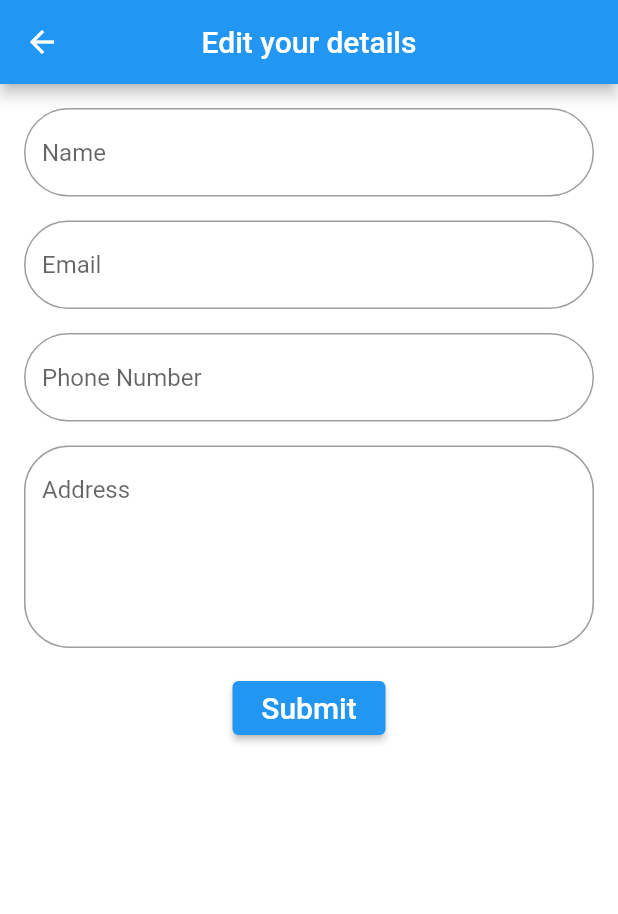
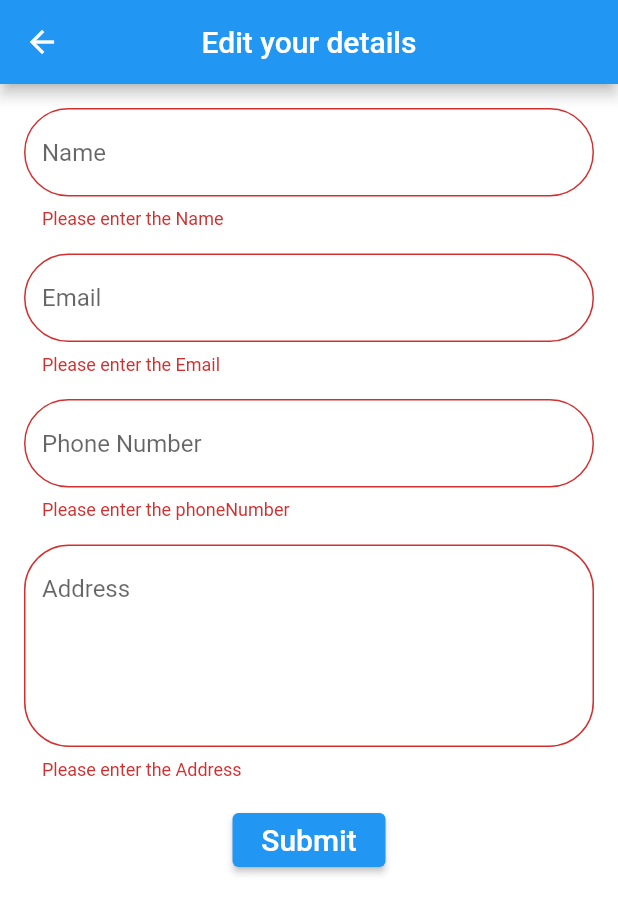
Before and after one commit to JainamShah123/Evier-shopping-app, a Flutter app: the UserDetailEdit screen opened by its route, after a tap on "Submit", on a phone screen of 412 x 824 dp. Shown: the top 914 px of the screen. Run offline on Flutter 3.47's test engine with Material 2 defaults, Android fonts, the phone set to English and light mode, and no system bars; our stand-ins replace cloud_firestore, firebase_auth, firebase_core, firebase_storage, font_awesome_flutter, image_picker; accounts and stored records are empty.

Commit message:
now user can update their account details

```diff
--- a/lib/screens/seller_product_screen.dart
+++ b/lib/screens/seller_product_screen.dart
@@ -65,7 +65,7 @@ class SellerProductScreen extends StatelessWidget {
                           price: productSnapshot[index]["price"],
                           description: productSnapshot[index]["description"],
                         );
-                      return Container();
+                      return SizedBox.shrink();
                     });
               }
               return Container();
--- a/lib/screens/user_detail_edit.dart
+++ b/lib/screens/user_detail_edit.dart
@@ -9,17 +9,21 @@ class UserDetailEdit extends StatefulWidget {
 }
 
 class _UserDetailEditState extends State<UserDetailEdit> {
+  String? name, email, address, phoneNumber;
+
   @override
   Widget build(BuildContext context) {
     var user = Provider.of<User?>(context);
+    final userData =
+        FirebaseFirestore.instance.collection('user').doc(user!.uid);
+    final _key = GlobalKey<FormState>();
     return Scaffold(
       appBar: AppBar(
         centerTitle: true,
         title: Text("Edit your details"),
       ),
       body: FutureBuilder(
-        future:
-            FirebaseFirestore.instance.collection('user').doc(user!.uid).get(),
+        future: userData.get(),
         builder:
             (BuildContext context, AsyncSnapshot<DocumentSnapshot> snapshot) {
           if (snapshot.hasError) {
@@ -36,9 +40,13 @@ class _UserDetailEditState extends State<UserDetailEdit> {
             return Container(
               padding: EdgeInsets.all(16),
               child: Form(
+                  key: _key,
                   child: ListView(
                     children: [
                       TextFormField(
+                        onSaved: (value) {
+                          name = value!;
+                        },
                         initialValue: snapshot.data!.data()?['name'] ?? '',
                         decoration: InputDecoration(
                           hintText: "Name",
@@ -50,6 +58,9 @@ class _UserDetailEditState extends State<UserDetailEdit> {
                       Padding(
                         padding: const EdgeInsets.only(top: 16),
                         child: TextFormField(
+                          onSaved: (value) {
+                            email = value!;
+                          },
                           decoration: InputDecoration(
                             hintText: "Email",
                           ),
@@ -63,10 +74,14 @@ class _UserDetailEditState extends State<UserDetailEdit> {
                       Padding(
                         padding: const EdgeInsets.only(top: 16),
                         child: TextFormField(
+                          onSaved: (value) {
+                            phoneNumber = value!;
+                          },
                           decoration: InputDecoration(
                             hintText: "Phone Number",
                           ),
-                      initialValue: snapshot.data!.data()?['phonenumber'] ?? '',
+                          initialValue:
+                              snapshot.data!.data()?['phonenumber'] ?? '',
                           keyboardType: TextInputType.phone,
                           validator: (value) {
                             if (value!.isEmpty)
@@ -77,13 +92,17 @@ class _UserDetailEditState extends State<UserDetailEdit> {
                       Padding(
                         padding: const EdgeInsets.only(top: 16),
                         child: TextFormField(
+                          onSaved: (value) {
+                            address = value!;
+                          },
                           decoration: InputDecoration(
                             hintText: "Address",
                           ),
                           maxLines: 5,
                           initialValue: snapshot.data!.data()?['address'] ?? '',
                           validator: (value) {
-                        if (value!.isEmpty) return "Please enter the Address";
+                            if (value!.isEmpty)
+                              return "Please enter the Address";
                           },
                         ),
                       ),
@@ -99,7 +118,23 @@ class _UserDetailEditState extends State<UserDetailEdit> {
                               style: TextStyle(fontSize: 20),
                             ),
                           ),
-                      onPressed: () {},
+                          onPressed: () async {
+                            if (!_key.currentState!.validate()) {
+                              return;
+                            }
+                            _key.currentState!.save();
+                            await userData.update({
+                              'phonenumber': phoneNumber ??
+                                  snapshot.data!.data()!['phonenumber'],
+                              'name': name ?? snapshot.data!.data()!['name'],
+                              'address':
+                                  address ?? snapshot.data!.data()!['address'],
+                              'type': snapshot.data!.data()!['type'],
+                            });
+                            var email1 = user.email;
+                            await user.updateEmail(email ?? email1!);
+                            Navigator.pop(context);
+                          },
                         ),
                       ),
                     ],
```
Lines whose indentation alone changed are shown as unchanged.
